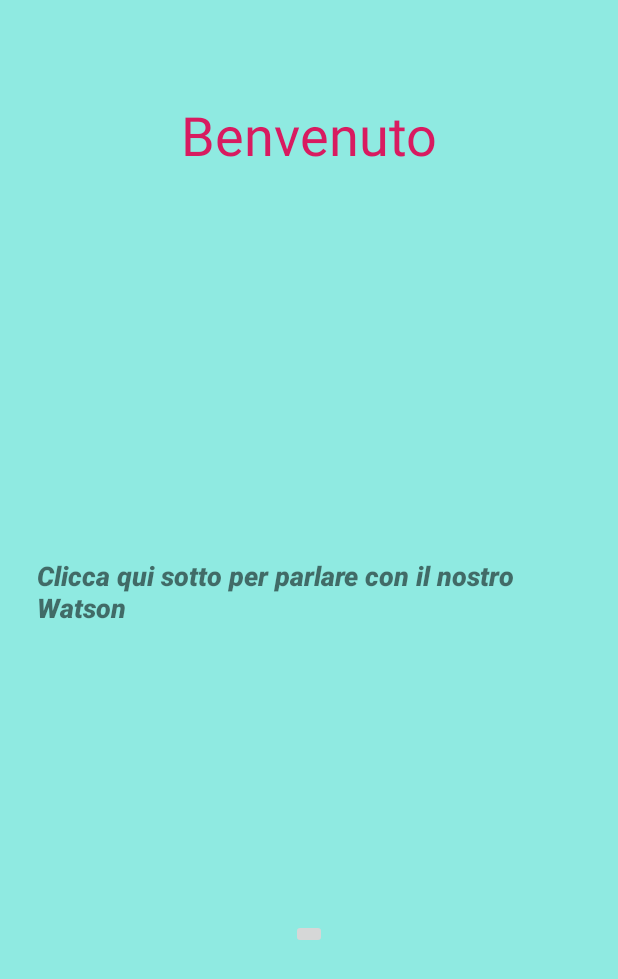
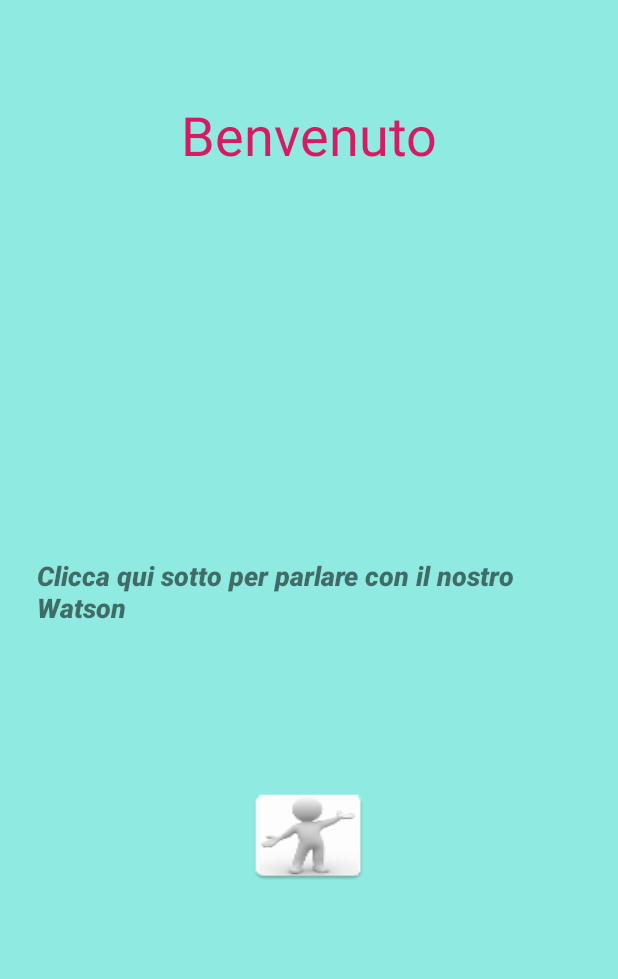
Before and after one commit to smesh13/WatsonAssistantAndroid, an Android app: the screen it shows after launch (MainActivity), on a phone screen of 412 x 824 dp. Shown: the top 979 px of the screen. Run offline under Robolectric (Android 15) with nearby library versions, the phone set to English and light mode, and no system bars.

Commit message:
Update Chatbot

```diff
--- a/app/src/main/AndroidManifest.xml
+++ b/app/src/main/AndroidManifest.xml
@@ -9,6 +9,7 @@
         android:roundIcon="@mipmap/ic_launcher_round"
         android:supportsRtl="true"
         android:theme="@style/AppTheme">
+        <activity android:name=".Main3Activity"></activity>
         <activity android:name=".MainActivity">
             <intent-filter>
                 <action android:name="android.intent.action.MAIN" />
--- a/app/src/main/java/com/example/def/MainActivity.java
+++ b/app/src/main/java/com/example/def/MainActivity.java
@@ -5,23 +5,23 @@ import android.support.v7.app.AppCompatActivity;
 import android.os.Bundle;
 import android.util.Log;
 import android.view.View;
+import android.widget.Button;
 import android.widget.ImageButton;
 import android.widget.TextView;
 
 public class MainActivity extends AppCompatActivity {
 
-private ImageButton imageButton ;
+    private Button button2;
     @Override
     protected void onCreate(Bundle savedInstanceState) {
         super.onCreate(savedInstanceState);
         setContentView(R.layout.activity_main);
-        imageButton = findViewById(R.id.button1);
-    }
-
-    public void startChatting(View view) {
-       Intent intent = new Intent(MainActivity.this,SecondActivity.class);
-       startActivity(intent);
+        button2 = findViewById(R.id.button);
 
     }
+    public void startChatting(View view) {
+        Intent Gino = new Intent(MainActivity.this,Main3Activity.class);
+        startActivity(Gino);
 
+    }
 }
--- a/app/src/main/res/layout/activity_main.xml
+++ b/app/src/main/res/layout/activity_main.xml
@@ -9,17 +9,6 @@
     tools:context=".MainActivity"
     android:background="@color/colorPrimary">
 
-    <ImageButton
-        android:id="@+id/button1"
-        android:layout_width="wrap_content"
-        android:layout_height="wrap_content"
-        android:onClick="startChatting"
-        app:layout_constraintBottom_toBottomOf="parent"
-        app:layout_constraintEnd_toEndOf="parent"
-        app:layout_constraintStart_toStartOf="parent"
-        app:layout_constraintTop_toBottomOf="@+id/textView"
-        tools:srcCompat="@drawable/ic_send_24dp" />
-
     <TextView
         android:id="@+id/textView"
         android:layout_width="335dp"
@@ -30,7 +19,7 @@
         android:layout_marginEnd="52dp"
         android:layout_marginRight="52dp"
         android:layout_marginBottom="310dp"
-        android:text="Clicca qui sotto per parlare con il nostro Watson"
+        android:text="@string/cliccaqui"
         android:textSize="18sp"
         android:textStyle="bold|italic"
         app:fontFamily="sans-serif-medium"
@@ -46,11 +35,25 @@
         android:layout_height="wrap_content"
         android:layout_marginTop="80dp"
         android:layout_marginBottom="272dp"
-        android:text="Benvenuto"
+        android:text="@string/benvenuto"
         android:textColor="@color/colorAccent"
         android:textSize="36sp"
         app:layout_constraintBottom_toTopOf="@+id/textView"
         app:layout_constraintEnd_toEndOf="parent"
         app:layout_constraintStart_toStartOf="parent"
         app:layout_constraintTop_toTopOf="parent" />
+
+    <Button
+        android:id="@+id/button2"
+        android:layout_width="wrap_content"
+        android:layout_height="68dp"
+        android:layout_marginTop="8dp"
+        android:layout_marginBottom="139dp"
+        android:onClick="startChatting"
+        android:background="@mipmap/ic_launcher_omino"
+        android:textColor="@color/design_default_color_primary"
+        app:layout_constraintBottom_toBottomOf="parent"
+        app:layout_constraintEnd_toEndOf="parent"
+        app:layout_constraintStart_toStartOf="parent"
+        app:layout_constraintTop_toBottomOf="@+id/textView" />
 </android.support.constraint.ConstraintLayout>
--- a/app/src/main/res/values/strings.xml
+++ b/app/src/main/res/values/strings.xml
@@ -1,7 +1,8 @@
 <resources>
     <string name="app_name">Def</string>
-    <string name="title_activity_main2">Main2Activity</string>
     <string name="title_home">Home</string>
     <string name="title_dashboard">Dashboard</string>
     <string name="title_notifications">Notifications</string>
+    <string name="cliccaqui">Clicca qui sotto per parlare con il nostro Watson</string>
+    <string name="benvenuto">Benvenuto</string>
 </resources>
```
Also changed, not shown: app/src/main/java/com/example/def/Main3Activity.java (added, +32 -0 lines), app/src/main/res/layout/activity_main3.xml (added, +51 -0 lines).
